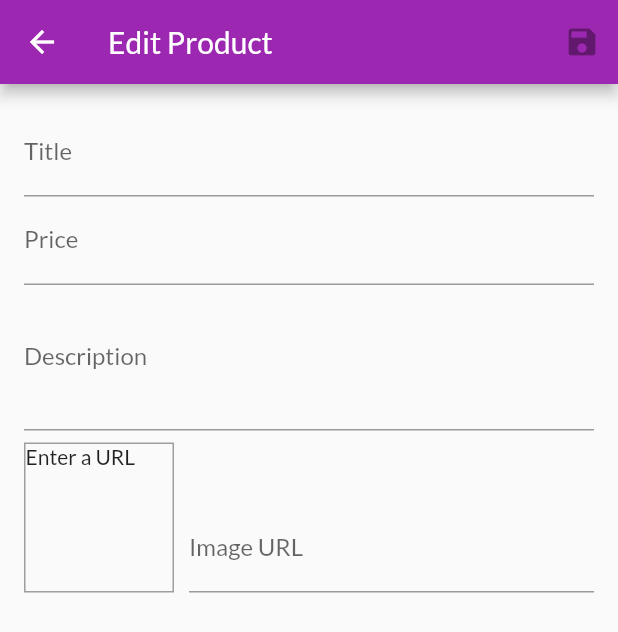
After one commit to makiintoch/shop-flutter, a Flutter app: the EditProductScreen screen opened by its route, on a phone screen of 412 x 824 dp. The commit adds this screen. Shown: the top 632 px of the screen. Run offline on Flutter 3.47's test engine with Material 2 defaults, Android fonts, the phone set to English and light mode, and no system bars; network calls fail.

Commit message:
add edit product screen

```diff
--- a/lib/main.dart
+++ b/lib/main.dart
@@ -6,6 +6,7 @@ import './screens/products_overview_screen.dart';
 import './screens/cart_screen.dart';
 import './screens/orders_screen.dart';
 import './screens/user_products_screen.dart';
+import './screens/edit_product_screen.dart';
 import './providers/products.dart';
 import './providers/cart.dart';
 import './providers/orders.dart';
@@ -34,6 +35,7 @@ class MyApp extends StatelessWidget {
           CartScreen.routeName: (ctx) => CartScreen(),
           OrdersScreen.routeName: (ctx) => OrdersScreen(),
           UserProductsScreen.routeName: (ctx) => UserProductsScreen(),
+          EditProductScreen.routeName: (ctx) => EditProductScreen(),
         },
       ),
     );
--- /dev/null
+++ b/lib/screens/edit_product_screen.dart
@@ -0,0 +1,166 @@
+import 'package:flutter/material.dart';
+
+import 'package:shop/providers/product.dart';
+
+class EditProductScreen extends StatefulWidget {
+  static const routeName = '/edit-product';
+
+  @override
+  _EditProductScreenState createState() => _EditProductScreenState();
+}
+
+class _EditProductScreenState extends State<EditProductScreen> {
+  final _priceFocusNode = FocusNode();
+  final _descriptionFocusNode = FocusNode();
+  final _imageUrlFocusNode = FocusNode();
+  final _imageUrlController = TextEditingController();
+  final _form = GlobalKey<FormState>();
+  Product _editedProduct = Product(
+    id: null,
+    title: '',
+    price: 0.0,
+    description: '',
+    imageUrl: '',
+  );
+
+  void initState() {
+    _imageUrlFocusNode.addListener(_updateImageUrl);
+    super.initState();
+  }
+
+  @override
+  void dispose() {
+    _imageUrlFocusNode.removeListener(_updateImageUrl);
+    _priceFocusNode.dispose();
+    _descriptionFocusNode.dispose();
+    _imageUrlFocusNode.dispose();
+    _imageUrlController.dispose();
+    super.dispose();
+  }
+
+  void _updateImageUrl() {
+    if (!_imageUrlFocusNode.hasFocus) {
+      setState(() {});
+    }
+  }
+
+  void _saveForm() => _form.currentState.save();
+
+  @override
+  Widget build(BuildContext context) {
+    return Scaffold(
+      appBar: AppBar(
+        title: Text('Edit Product'),
+        actions: <Widget>[
+          IconButton(
+            icon: Icon(Icons.save),
+          ),
+        ],
+      ),
+      body: Form(
+        key: _form,
+        child: Padding(
+          padding: const EdgeInsets.all(16.0),
+          child: ListView(
+            children: <Widget>[
+              TextFormField(
+                decoration: InputDecoration(labelText: 'Title'),
+                textInputAction: TextInputAction.next,
+                onFieldSubmitted: (_) {
+                  FocusScope.of(context).requestFocus(_priceFocusNode);
+                },
+                onSaved: (value) {
+                  _editedProduct = Product(
+                    title: value,
+                    price: _editedProduct.price,
+                    description: _editedProduct.description,
+                    imageUrl: _editedProduct.imageUrl,
+                    id: null,
+                  );
+                },
+              ),
+              TextFormField(
+                decoration: InputDecoration(labelText: 'Price'),
+                textInputAction: TextInputAction.next,
+                keyboardType: TextInputType.number,
+                focusNode: _priceFocusNode,
+                onFieldSubmitted: (_) {
+                  FocusScope.of(context).requestFocus(_descriptionFocusNode);
+                },
+                onSaved: (value) {
+                  _editedProduct = Product(
+                    title: _editedProduct.title,
+                    price: double.parse(value),
+                    description: _editedProduct.description,
+                    imageUrl: _editedProduct.imageUrl,
+                    id: null,
+                  );
+                },
+              ),
+              TextFormField(
+                decoration: InputDecoration(labelText: 'Description'),
+                maxLines: 3,
+                keyboardType: TextInputType.multiline,
+                focusNode: _descriptionFocusNode,
+                onSaved: (value) {
+                  _editedProduct = Product(
+                    title: _editedProduct.title,
+                    price: _editedProduct.price,
+                    description: value,
+                    imageUrl: _editedProduct.imageUrl,
+                    id: null,
+                  );
+                },
+              ),
+              Row(
+                crossAxisAlignment: CrossAxisAlignment.end,
+                children: <Widget>[
+                  Container(
+                    width: 100,
+                    height: 100,
+                    margin: EdgeInsets.only(
+                      top: 8,
+                      right: 10,
+                    ),
+                    decoration: BoxDecoration(
+                        border: Border.all(
+                      width: 1,
+                      color: Colors.grey,
+                    )),
+                    child: _imageUrlController.text.isEmpty
+                        ? Text('Enter a URL')
+                        : FittedBox(
+                            child: Image.network(
+                              _imageUrlController.text,
+                              fit: BoxFit.cover,
+                            ),
+                          ),
+                  ),
+                  Expanded(
+                    child: TextFormField(
+                      decoration: InputDecoration(labelText: 'Image URL'),
+                      keyboardType: TextInputType.url,
+                      textInputAction: TextInputAction.done,
+                      controller: _imageUrlController,
+                      focusNode: _imageUrlFocusNode,
+                      onFieldSubmitted: (_) => _saveForm(),
+                      onSaved: (value) {
+                        _editedProduct = Product(
+                          title: _editedProduct.title,
+                          price: _editedProduct.price,
+                          description: _editedProduct.description,
+                          imageUrl: value,
+                          id: null,
+                        );
+                      },
+                    ),
+                  ),
+                ],
+              ),
+            ],
+          ),
+        ),
+      ),
+    );
+  }
+}
--- a/lib/screens/user_products_screen.dart
+++ b/lib/screens/user_products_screen.dart
@@ -4,6 +4,8 @@ import 'package:provider/provider.dart';
 import '../providers/products.dart';
 import '../widgets/user_product_item.dart';
 import '../widgets/app_drawer.dart';
+import './edit_product_screen.dart';
+
 
 class UserProductsScreen extends StatelessWidget {
   static const routeName = '/user-products';
@@ -17,7 +19,9 @@ class UserProductsScreen extends StatelessWidget {
         actions: <Widget>[
           IconButton(
             icon: const Icon(Icons.add),
-            onPressed: () {},
+            onPressed: () {
+              Navigator.of(context).pushNamed(EditProductScreen.routeName);
+            },
           )
         ],
       ),
```
